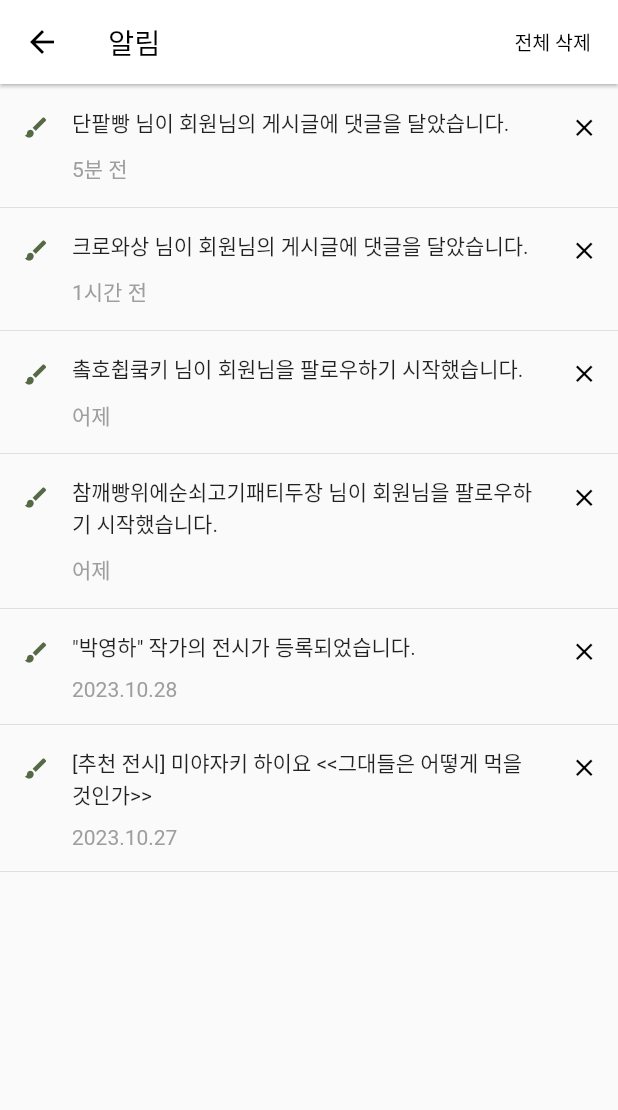
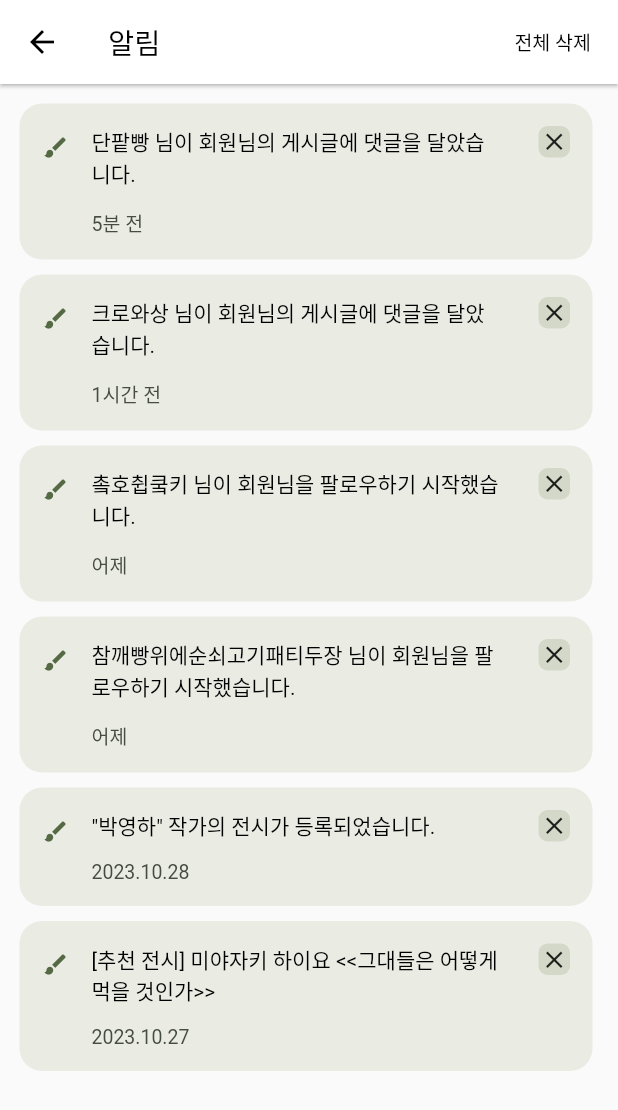
Before and after one commit to chg1179/Flutter_exhibition, a Flutter app: the IsNotification screen opened directly, on a phone screen of 412 x 824 dp. Shown: the top 1110 px of the screen. Run offline on Flutter 3.47's test engine with Material 2 defaults, Android fonts, the phone set to English and light mode, and no system bars; our stand-ins replace cached_network_image, cloud_firestore, firebase_auth, firebase_core, firebase_storage, flutter_spinkit and 5 more; missing offline and left inert: country_calling_code_picker; accounts and stored records are empty.

Commit message:
알림 페이지 수정

```diff
--- a/lib/myPage/isNotification.dart
+++ b/lib/myPage/isNotification.dart
@@ -43,23 +43,27 @@ class _IsNotificationState extends State<IsNotification> {
           SizedBox(width: 10,)
         ],
       ),
-      body: Column(
+      body: Padding(
+        padding: const EdgeInsets.all(8.0),
+        child: Column(
           children: [
             Expanded(
               child: ListView.builder(
                 itemCount: _notificationList.length,
                 itemBuilder: (context, index) {
                   return Container(
-                  decoration: BoxDecoration(
-                    border: Border(
-                      bottom: BorderSide(width: 0.2, color: Colors.grey),
-                    ),
-                  ),
+                    padding: EdgeInsets.all(5),
                     child: Row(
                       crossAxisAlignment: CrossAxisAlignment.start,
                       children: [
                         InkWell(
                           onTap: () {},
+                          child: Container(
+                            width: MediaQuery.of(context).size.width - 30,
+                            decoration: BoxDecoration(
+                              color: Color(0xffeaece4),
+                              borderRadius: BorderRadius.all(Radius.circular(15))
+                            ),
                             child: Padding(
                               padding: const EdgeInsets.only(left: 15, top: 15, bottom: 15),
                               child: Row(
@@ -76,32 +80,33 @@ class _IsNotificationState extends State<IsNotification> {
                                     mainAxisAlignment: MainAxisAlignment.center,
                                     children: [
                                       Container(
-                                    width: MediaQuery.of(context).size.width * 0.75,
+                                        width: MediaQuery.of(context).size.width - 140,
                                         child: Text(
                                           _notificationList[index]['content'],
-                                      style: TextStyle(fontSize: 14),
+                                          style: TextStyle(fontSize: 14, color: Colors.black),
                                         ),
                                       ),
-                                  SizedBox(height: 10),
-                                  Text(_notificationList[index]['time'], style: TextStyle(color: Colors.grey),),
+                                      SizedBox(height: 13),
+                                      Text(_notificationList[index]['time'], style: TextStyle(color: Color(0xff464D40), fontSize: 13)),
                                     ],
                                   ),
+                                  Spacer(),
+                                  Container(
+                                    margin: EdgeInsets.only(right: 15),
+                                    padding: EdgeInsets.all(1),
+                                    decoration: BoxDecoration(
+                                      color: Color(0xffD4D8C8),
+                                      borderRadius: BorderRadius.all(Radius.circular(6))
+                                    ),
+                                    child: InkWell(
+                                      child: Icon(Icons.clear, size: 19,)
+                                    ),
+                                  )
                                 ],
                               ),
                             ),
                           ),
-                      Spacer(),
-                      Padding(
-                        padding: const EdgeInsets.only(top: 5),
-                        child: SizedBox(
-                          width: 30,
-                          child: TextButton(
-                            onPressed: () {},
-                            child: Icon(Icons.clear, size: 19, color: Colors.black,),
                         ),
-                        ),
-                      ),
-                      SizedBox(width: 10,)
                       ],
                     ),
                   );
@@ -110,6 +115,7 @@ class _IsNotificationState extends State<IsNotification> {
             ),
           ],
         ),
+      ),
     );
   }
 }
```
Lines whose indentation alone changed are shown as unchanged.
